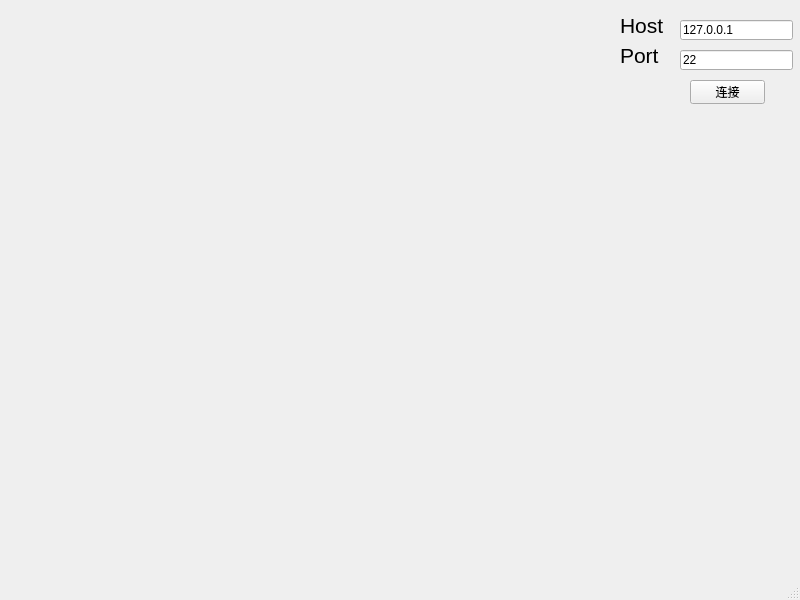
chen6556/RemoteCamera, file mainwindow.ui: the form before one commit.
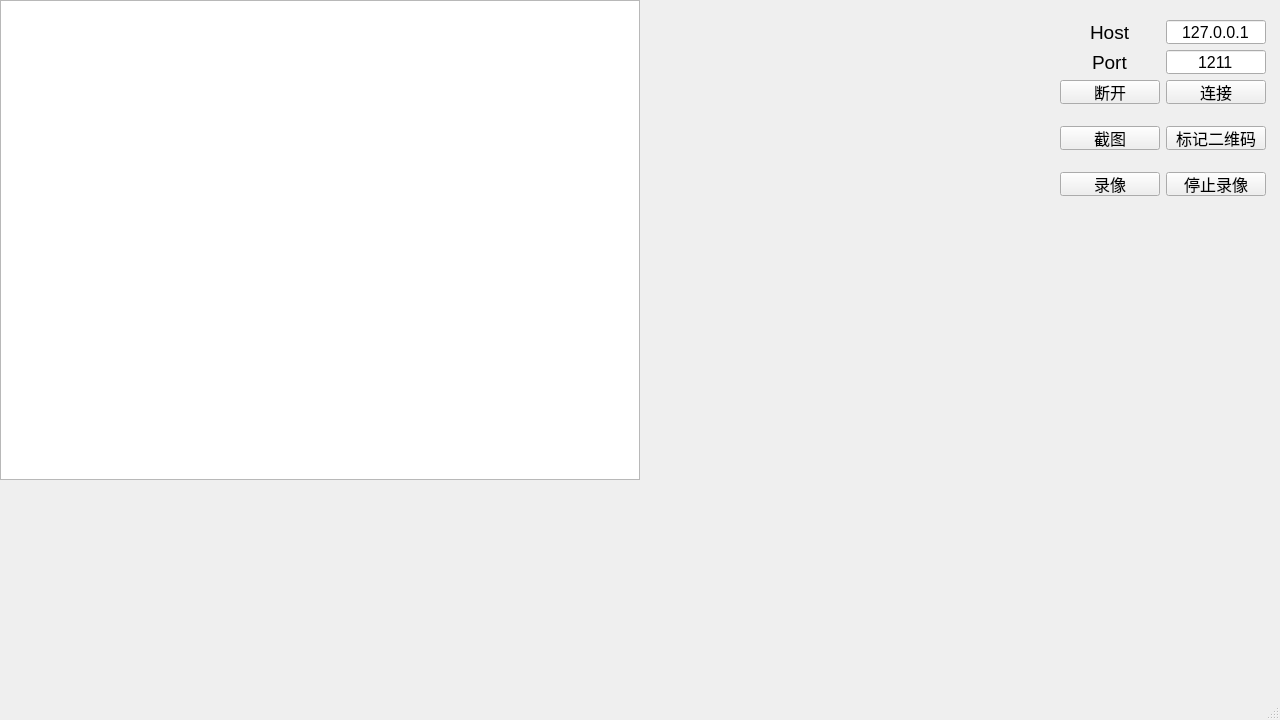
The form after the commit.

```diff
--- a/mainwindow.ui
+++ b/mainwindow.ui
@@ -6,94 +6,358 @@
    <rect>
     <x>0</x>
     <y>0</y>
-    <width>800</width>
-    <height>600</height>
+    <width>1280</width>
+    <height>720</height>
    </rect>
   </property>
+  <property name="minimumSize">
+   <size>
+    <width>1280</width>
+    <height>720</height>
+   </size>
+  </property>
+  <property name="maximumSize">
+   <size>
+    <width>16777215</width>
+    <height>16777215</height>
+   </size>
+  </property>
   <property name="windowTitle">
    <string>MainWindow</string>
   </property>
   <widget class="QWidget" name="centralwidget">
-   <widget class="QLineEdit" name="hostEdit">
+   <widget class="QGraphicsView" name="graphicsView">
     <property name="geometry">
      <rect>
-      <x>680</x>
+      <x>0</x>
+      <y>0</y>
+      <width>640</width>
+      <height>480</height>
+     </rect>
+    </property>
+    <property name="minimumSize">
+     <size>
+      <width>640</width>
+      <height>480</height>
+     </size>
+    </property>
+    <property name="maximumSize">
+     <size>
+      <width>1280</width>
+      <height>720</height>
+     </size>
+    </property>
+   </widget>
+   <widget class="QWidget" name="formLayoutWidget">
+    <property name="geometry">
+     <rect>
+      <x>1060</x>
       <y>20</y>
-      <width>113</width>
-      <height>20</height>
+      <width>208</width>
+      <height>241</height>
      </rect>
     </property>
-    <property name="inputMethodHints">
-     <set>Qt::ImhDigitsOnly</set>
-    </property>
-    <property name="text">
-     <string>127.0.0.1</string>
-    </property>
-   </widget>
-   <widget class="QLineEdit" name="portEdit">
-    <property name="geometry">
-     <rect>
-      <x>680</x>
-      <y>50</y>
-      <width>113</width>
-      <height>20</height>
-     </rect>
-    </property>
-    <property name="inputMethodHints">
-     <set>Qt::ImhDigitsOnly</set>
-    </property>
-    <property name="text">
-     <string>22</string>
-    </property>
-   </widget>
-   <widget class="QPushButton" name="pushButton">
-    <property name="geometry">
-     <rect>
-      <x>690</x>
-      <y>80</y>
-      <width>75</width>
-      <height>24</height>
-     </rect>
-    </property>
-    <property name="text">
-     <string>连接</string>
-    </property>
-   </widget>
-   <widget class="QLabel" name="hostLabel">
-    <property name="geometry">
-     <rect>
-      <x>620</x>
-      <y>10</y>
-      <width>51</width>
-      <height>31</height>
-     </rect>
-    </property>
-    <property name="font">
-     <font>
-      <pointsize>16</pointsize>
-     </font>
-    </property>
-    <property name="text">
-     <string>Host</string>
-    </property>
-   </widget>
-   <widget class="QLabel" name="portLabel">
-    <property name="geometry">
-     <rect>
-      <x>620</x>
-      <y>40</y>
-      <width>51</width>
-      <height>31</height>
-     </rect>
-    </property>
-    <property name="font">
-     <font>
-      <pointsize>16</pointsize>
-     </font>
-    </property>
-    <property name="text">
-     <string>Port</string>
-    </property>
+    <layout class="QFormLayout" name="formLayout">
+     <property name="labelAlignment">
+      <set>Qt::AlignCenter</set>
+     </property>
+     <item row="0" column="0">
+      <widget class="QLabel" name="hostLabel">
+       <property name="font">
+        <font>
+         <pointsize>14</pointsize>
+        </font>
+       </property>
+       <property name="text">
+        <string>Host</string>
+       </property>
+      </widget>
+     </item>
+     <item row="0" column="1">
+      <widget class="QLineEdit" name="hostEdit">
+       <property name="minimumSize">
+        <size>
+         <width>100</width>
+         <height>24</height>
+        </size>
+       </property>
+       <property name="maximumSize">
+        <size>
+         <width>100</width>
+         <height>24</height>
+        </size>
+       </property>
+       <property name="font">
+        <font>
+         <pointsize>12</pointsize>
+        </font>
+       </property>
+       <property name="inputMethodHints">
+        <set>Qt::ImhDigitsOnly</set>
+       </property>
+       <property name="text">
+        <string>127.0.0.1</string>
+       </property>
+       <property name="alignment">
+        <set>Qt::AlignCenter</set>
+       </property>
+      </widget>
+     </item>
+     <item row="1" column="1">
+      <widget class="QLineEdit" name="portEdit">
+       <property name="minimumSize">
+        <size>
+         <width>100</width>
+         <height>24</height>
+        </size>
+       </property>
+       <property name="maximumSize">
+        <size>
+         <width>100</width>
+         <height>24</height>
+        </size>
+       </property>
+       <property name="font">
+        <font>
+         <pointsize>12</pointsize>
+        </font>
+       </property>
+       <property name="inputMethodHints">
+        <set>Qt::ImhDigitsOnly</set>
+       </property>
+       <property name="text">
+        <string>1211</string>
+       </property>
+       <property name="alignment">
+        <set>Qt::AlignCenter</set>
+       </property>
+      </widget>
+     </item>
+     <item row="2" column="1">
+      <widget class="QPushButton" name="connectButton">
+       <property name="sizePolicy">
+        <sizepolicy hsizetype="Fixed" vsizetype="Fixed">
+         <horstretch>0</horstretch>
+         <verstretch>0</verstretch>
+        </sizepolicy>
+       </property>
+       <property name="minimumSize">
+        <size>
+         <width>100</width>
+         <height>24</height>
+        </size>
+       </property>
+       <property name="maximumSize">
+        <size>
+         <width>100</width>
+         <height>24</height>
+        </size>
+       </property>
+       <property name="font">
+        <font>
+         <pointsize>12</pointsize>
+        </font>
+       </property>
+       <property name="text">
+        <string>连接</string>
+       </property>
+      </widget>
+     </item>
+     <item row="4" column="1">
+      <widget class="QPushButton" name="decodeQRButton">
+       <property name="sizePolicy">
+        <sizepolicy hsizetype="Fixed" vsizetype="Fixed">
+         <horstretch>0</horstretch>
+         <verstretch>0</verstretch>
+        </sizepolicy>
+       </property>
+       <property name="minimumSize">
+        <size>
+         <width>100</width>
+         <height>24</height>
+        </size>
+       </property>
+       <property name="maximumSize">
+        <size>
+         <width>100</width>
+         <height>24</height>
+        </size>
+       </property>
+       <property name="font">
+        <font>
+         <pointsize>12</pointsize>
+        </font>
+       </property>
+       <property name="text">
+        <string>标记二维码</string>
+       </property>
+      </widget>
+     </item>
+     <item row="6" column="1">
+      <widget class="QPushButton" name="stopRecordButton">
+       <property name="sizePolicy">
+        <sizepolicy hsizetype="Fixed" vsizetype="Fixed">
+         <horstretch>0</horstretch>
+         <verstretch>0</verstretch>
+        </sizepolicy>
+       </property>
+       <property name="minimumSize">
+        <size>
+         <width>100</width>
+         <height>24</height>
+        </size>
+       </property>
+       <property name="maximumSize">
+        <size>
+         <width>100</width>
+         <height>24</height>
+        </size>
+       </property>
+       <property name="font">
+        <font>
+         <pointsize>12</pointsize>
+        </font>
+       </property>
+       <property name="text">
+        <string>停止录像</string>
+       </property>
+      </widget>
+     </item>
+     <item row="4" column="0">
+      <widget class="QPushButton" name="downloadButton">
+       <property name="sizePolicy">
+        <sizepolicy hsizetype="Fixed" vsizetype="Fixed">
+         <horstretch>0</horstretch>
+         <verstretch>0</verstretch>
+        </sizepolicy>
+       </property>
+       <property name="minimumSize">
+        <size>
+         <width>100</width>
+         <height>24</height>
+        </size>
+       </property>
+       <property name="maximumSize">
+        <size>
+         <width>100</width>
+         <height>24</height>
+        </size>
+       </property>
+       <property name="font">
+        <font>
+         <pointsize>12</pointsize>
+        </font>
+       </property>
+       <property name="text">
+        <string>截图</string>
+       </property>
+      </widget>
+     </item>
+     <item row="6" column="0">
+      <widget class="QPushButton" name="recordButton">
+       <property name="sizePolicy">
+        <sizepolicy hsizetype="Fixed" vsizetype="Fixed">
+         <horstretch>0</horstretch>
+         <verstretch>0</verstretch>
+        </sizepolicy>
+       </property>
+       <property name="minimumSize">
+        <size>
+         <width>100</width>
+         <height>24</height>
+        </size>
+       </property>
+       <property name="maximumSize">
+        <size>
+         <width>100</width>
+         <height>24</height>
+        </size>
+       </property>
+       <property name="font">
+        <font>
+         <pointsize>12</pointsize>
+        </font>
+       </property>
+       <property name="text">
+        <string>录像</string>
+       </property>
+      </widget>
+     </item>
+     <item row="1" column="0">
+      <widget class="QLabel" name="portLabel">
+       <property name="font">
+        <font>
+         <pointsize>14</pointsize>
+        </font>
+       </property>
+       <property name="text">
+        <string>Port</string>
+       </property>
+      </widget>
+     </item>
+     <item row="2" column="0">
+      <widget class="QPushButton" name="pushButton">
+       <property name="sizePolicy">
+        <sizepolicy hsizetype="Fixed" vsizetype="Fixed">
+         <horstretch>0</horstretch>
+         <verstretch>0</verstretch>
+        </sizepolicy>
+       </property>
+       <property name="minimumSize">
+        <size>
+         <width>100</width>
+         <height>24</height>
+        </size>
+       </property>
+       <property name="maximumSize">
+        <size>
+         <width>100</width>
+         <height>24</height>
+        </size>
+       </property>
+       <property name="font">
+        <font>
+         <pointsize>12</pointsize>
+        </font>
+       </property>
+       <property name="text">
+        <string>断开</string>
+       </property>
+      </widget>
+     </item>
+     <item row="3" column="0">
+      <spacer name="verticalSpacer">
+       <property name="orientation">
+        <enum>Qt::Vertical</enum>
+       </property>
+       <property name="sizeType">
+        <enum>QSizePolicy::Fixed</enum>
+       </property>
+       <property name="sizeHint" stdset="0">
+        <size>
+         <width>10</width>
+         <height>10</height>
+        </size>
+       </property>
+      </spacer>
+     </item>
+     <item row="5" column="0">
+      <spacer name="verticalSpacer_2">
+       <property name="orientation">
+        <enum>Qt::Vertical</enum>
+       </property>
+       <property name="sizeType">
+        <enum>QSizePolicy::Fixed</enum>
+       </property>
+       <property name="sizeHint" stdset="0">
+        <size>
+         <width>20</width>
+         <height>10</height>
+        </size>
+       </property>
+      </spacer>
+     </item>
+    </layout>
    </widget>
   </widget>
   <widget class="QMenuBar" name="menubar">
```
Left out of the diff: 105 changed lines with no effect on the pictures.
